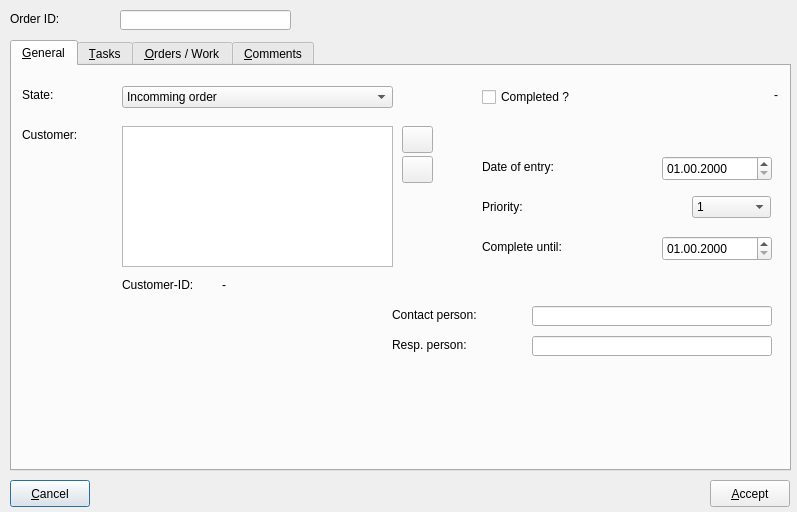
BackupTheBerlios/first4-svn, file trunk/ui/procedureeditfrm.ui: the form before one commit.
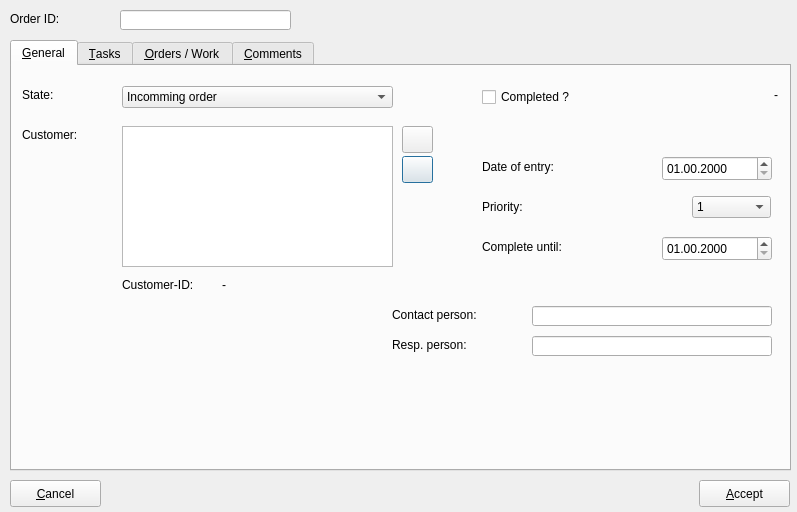
The form after the commit. Icons and pictures are not drawn.

The edit to the form file:
```diff
--- a/trunk/ui/procedureeditfrm.ui
+++ b/trunk/ui/procedureeditfrm.ui
@@ -28,32 +28,6 @@
     <string>Order ID:</string>
    </property>
   </widget>
-  <widget class="QPushButton" name="btncancel" >
-   <property name="geometry" >
-    <rect>
-     <x>10</x>
-     <y>480</y>
-     <width>80</width>
-     <height>27</height>
-    </rect>
-   </property>
-   <property name="text" >
-    <string>&amp;Cancel</string>
-   </property>
-  </widget>
-  <widget class="QPushButton" name="btnaccept" >
-   <property name="geometry" >
-    <rect>
-     <x>710</x>
-     <y>480</y>
-     <width>80</width>
-     <height>27</height>
-    </rect>
-   </property>
-   <property name="text" >
-    <string>&amp;Accept</string>
-   </property>
-  </widget>
   <widget class="QLineEdit" name="txtorderid" >
    <property name="geometry" >
     <rect>
@@ -545,6 +519,32 @@
     </widget>
    </widget>
   </widget>
+  <widget class="QPushButton" name="btnaccept" >
+   <property name="geometry" >
+    <rect>
+     <x>699</x>
+     <y>480</y>
+     <width>91</width>
+     <height>27</height>
+    </rect>
+   </property>
+   <property name="text" >
+    <string>&amp;Accept</string>
+   </property>
+  </widget>
+  <widget class="QPushButton" name="btncancel" >
+   <property name="geometry" >
+    <rect>
+     <x>10</x>
+     <y>480</y>
+     <width>91</width>
+     <height>27</height>
+    </rect>
+   </property>
+   <property name="text" >
+    <string>&amp;Cancel</string>
+   </property>
+  </widget>
  </widget>
  <resources>
   <include location="first.qrc" />
```
